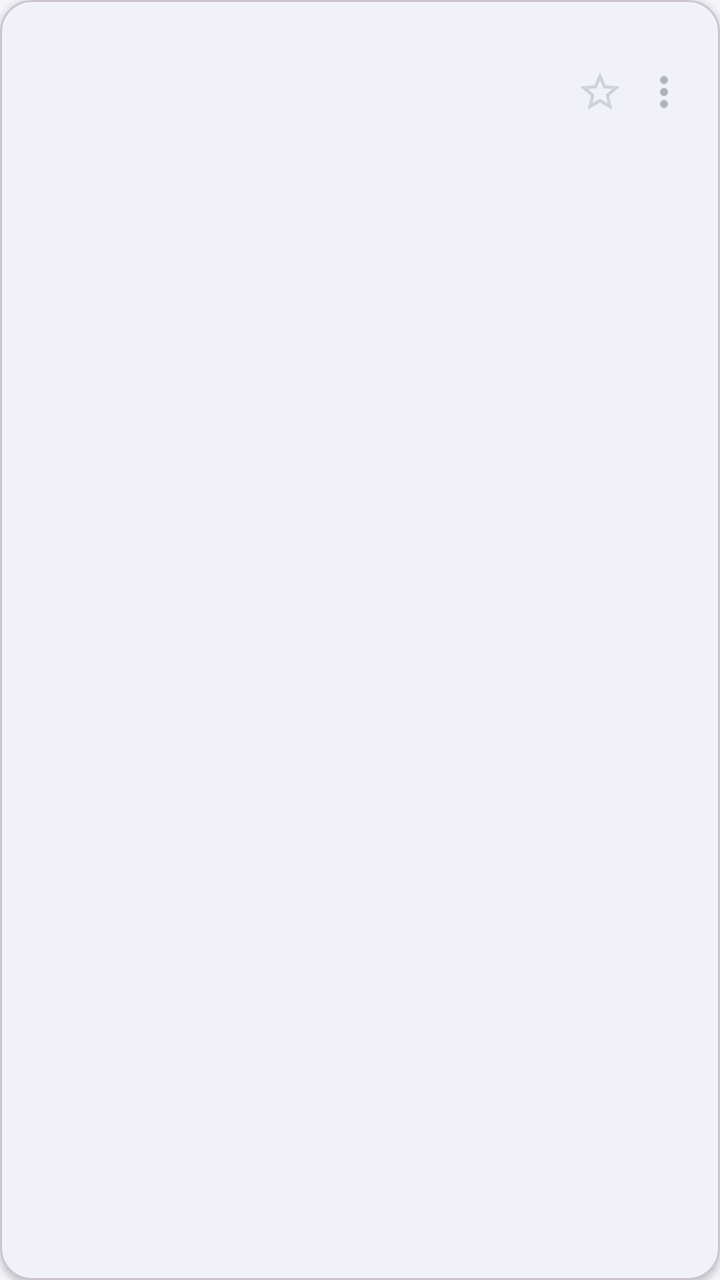
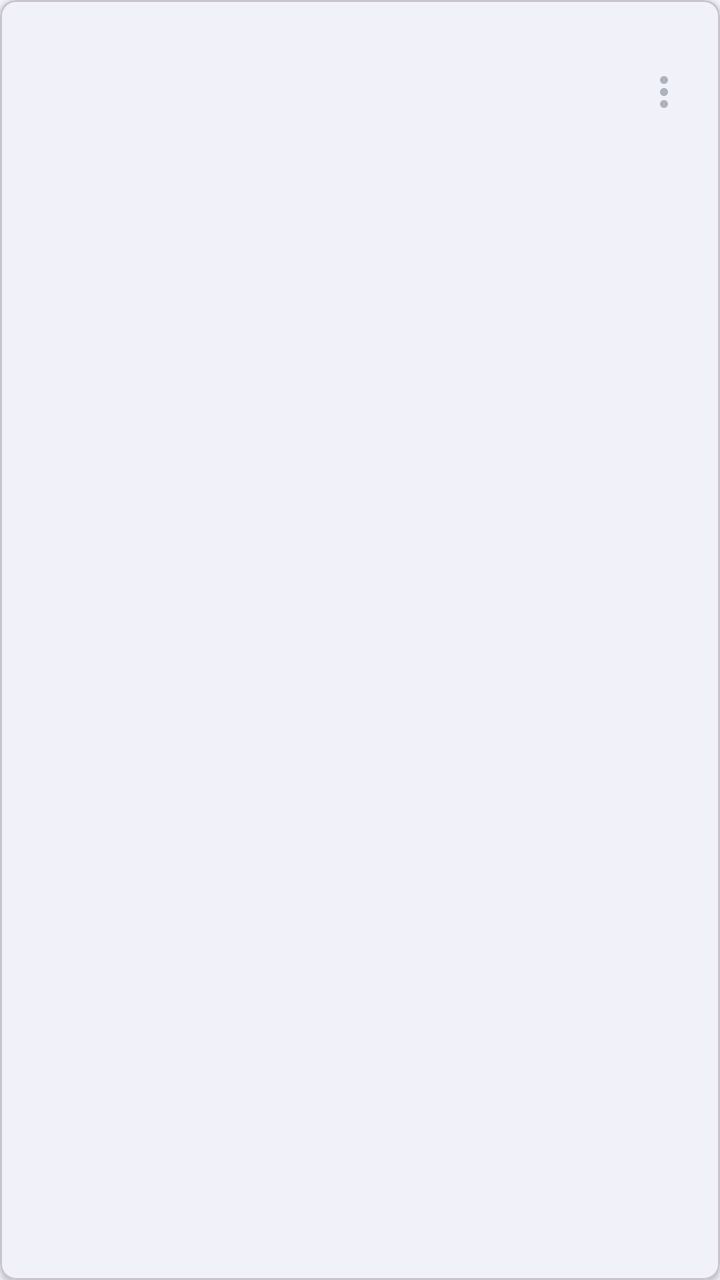

Screens rendered from an Android XML layout before and after an edit, with the pre-edit source and the edit as a unified diff.
<!-- AndroidManifest.xml: application theme Theme.SmartDocs -->
<!-- res/layout/item_document.xml -->
<?xml version="1.0" encoding="utf-8"?>
<com.google.android.material.card.MaterialCardView
    xmlns:android="http://schemas.android.com/apk/res/android"
    xmlns:app="http://schemas.android.com/apk/res-auto"
    android:layout_width="match_parent"
    android:layout_height="wrap_content"
    android:layout_marginHorizontal="16dp"
    android:layout_marginVertical="5dp"
    app:cardCornerRadius="16dp"
    app:cardElevation="2dp"
    app:cardBackgroundColor="@color/surface"
    android:clickable="true"
    android:focusable="true"
    android:foreground="?attr/selectableItemBackground">

    <LinearLayout
        android:layout_width="match_parent"
        android:layout_height="wrap_content"
        android:orientation="horizontal"
        android:padding="14dp"
        android:gravity="center_vertical">

        
        <com.google.android.material.card.MaterialCardView
            android:id="@+id/cardItemIcon"
            android:layout_width="48dp"
            android:layout_height="48dp"
            android:layout_marginEnd="12dp"
            android:visibility="gone"
            app:cardBackgroundColor="@color/badge_ai_bg"
            app:cardCornerRadius="14dp"
            app:cardElevation="0dp">

            <ImageView
                android:layout_width="28dp"
                android:layout_height="28dp"
                android:layout_gravity="center"
                android:contentDescription="@string/app_name"
                android:src="@drawable/ic_edit"
                app:tint="@color/primary" />

        </com.google.android.material.card.MaterialCardView>

        
        <LinearLayout
            android:layout_width="0dp"
            android:layout_height="wrap_content"
            android:layout_weight="1"
            android:orientation="vertical">

            
            <TextView
                android:id="@+id/txtItemTitle"
                android:layout_width="match_parent"
                android:layout_height="wrap_content"
                android:layout_marginBottom="3dp"
                android:ellipsize="end"
                android:maxLines="1"
                android:textColor="@color/text_primary"
                android:textSize="15sp"
                android:textStyle="bold" />

            
            <TextView
                android:id="@+id/txtItemOcrPreview"
                android:layout_width="match_parent"
                android:layout_height="wrap_content"
                android:layout_marginBottom="6dp"
                android:ellipsize="end"
                android:maxLines="2"
                android:textColor="@color/text_secondary"
                android:textSize="12sp" />

            
            <LinearLayout
                android:layout_width="wrap_content"
                android:layout_height="wrap_content"
                android:layout_marginBottom="4dp"
                android:orientation="horizontal">

                
                <com.google.android.material.chip.Chip
                    android:id="@+id/chipAi"
                    android:layout_width="wrap_content"
                    android:layout_height="24dp"
                    android:text="AI"
                    android:textColor="@color/badge_ai_text"
                    android:textSize="10sp"
                    android:visibility="gone"
                    app:chipBackgroundColor="@color/badge_ai_bg"
                    app:chipMinHeight="24dp"
                    app:chipStrokeWidth="0dp"
                    app:ensureMinTouchTargetSize="false" />

            </LinearLayout>

            
            <TextView
                android:id="@+id/txtItemDate"
                android:layout_width="match_parent"
                android:layout_height="wrap_content"
                android:textColor="@color/text_hint"
                android:textSize="11sp" />

        </LinearLayout>

        <ImageView
            android:id="@+id/imgStar"
            android:layout_width="28dp"
            android:layout_height="28dp"
            android:src="@drawable/ic_star_off"
            android:alpha="0.4"
            android:layout_marginStart="8dp"
            android:padding="2dp"
            android:clickable="true"
            android:focusable="true"
            android:background="?attr/selectableItemBackgroundBorderless"
            android:contentDescription="Yêu thích" />

        
        <ImageView
            android:id="@+id/imgMenu"
            android:layout_width="28dp"
            android:layout_height="28dp"
            android:src="@drawable/ic_more_vert"
            android:alpha="0.5"
            android:padding="2dp"
            android:clickable="true"
            android:focusable="true"
            android:background="?attr/selectableItemBackgroundBorderless"
            android:layout_marginStart="4dp"
            android:contentDescription="Tùy chọn khác" />

    </LinearLayout>

</com.google.android.material.card.MaterialCardView>
<!-- resources referenced by this layout -->
<resources>
  <color name="badge_ai_bg">#E8EAF6</color>
  <color name="badge_ai_text">#3F51B5</color>
  <color name="primary">#3F51B5</color>
  <color name="surface">#FFFFFF</color>
  <color name="text_hint">#9CA3AF</color>
  <color name="text_primary">#1A1A2E</color>
  <color name="text_secondary">#6B7280</color>
  <!-- drawable ic_edit (drawable) -->
  <?xml version="1.0" encoding="utf-8"?>
  <vector xmlns:android="http://schemas.android.com/apk/res/android"
      android:width="24dp"
      android:height="24dp"
      android:viewportWidth="24"
      android:viewportHeight="24">
      <path
          android:fillColor="#0D6EDF"
          android:pathData="M3,17.25V21h3.75L17.81,9.94l-3.75,-3.75L3,17.25zM20.71,7.04c0.39,-0.39 0.39,-1.02 0,-1.41l-2.34,-2.34c-0.39,-0.39 -1.02,-0.39 -1.41,0l-1.83,1.83 3.75,3.75 1.83,-1.83z" />
  </vector>
  <!-- drawable ic_more_vert (drawable) -->
  <?xml version="1.0" encoding="utf-8"?>
  <vector xmlns:android="http://schemas.android.com/apk/res/android"
      android:width="24dp"
      android:height="24dp"
      android:viewportWidth="24"
      android:viewportHeight="24">
      <path
          android:fillColor="#6B7280"
          android:pathData="M12,8c1.1,0 2,-0.9 2,-2s-0.9,-2 -2,-2 -2,0.9 -2,2 0.9,2 2,2zM12,10c-1.1,0 -2,0.9 -2,2s0.9,2 2,2 2,-0.9 2,-2 -0.9,-2 -2,-2zM12,16c-1.1,0 -2,0.9 -2,2s0.9,2 2,2 2,-0.9 2,-2 -0.9,-2 -2,-2z" />
  </vector>
  <!-- drawable ic_star_off (drawable) -->
  <?xml version="1.0" encoding="utf-8"?>
  <vector xmlns:android="http://schemas.android.com/apk/res/android"
      android:width="24dp"
      android:height="24dp"
      android:viewportWidth="24"
      android:viewportHeight="24">
      <path
          android:fillColor="#9CA3AF"
          android:pathData="M22,9.24l-7.19,-0.62L12,2 9.19,8.63 2,9.24l5.46,4.73L5.82,21 12,17.27 18.18,21l-1.63,-7.03L22,9.24zM12,15.4l-3.76,2.27 1,-4.28 -3.32,-2.88 4.38,-0.38L12,6.1l1.71,4.04 4.38,0.38 -3.32,2.88 1,4.28L12,15.4z" />
  </vector>
  <string name="app_name">SmartDocs</string>
  <style name="Theme.SmartDocs" parent="Base.Theme.SmartDocs" />
  <style name="Base.Theme.SmartDocs" parent="Theme.Material3.DayNight.NoActionBar">
          
          <item name="colorPrimary">@color/primary</item>
          <item name="colorPrimaryVariant">@color/primary_dark</item>
          <item name="colorSecondary">@color/accent_green</item>
          <item name="colorSecondaryVariant">@color/accent_green_dark</item>
          
          <item name="colorOnPrimary">@color/white</item>
          
          <item name="android:statusBarColor">@color/primary_dark</item>
          
          <item name="android:colorBackground">@color/background</item>
          
          <item name="colorSurface">@color/surface</item>
          <item name="colorOnSurface">@color/text_primary</item>
          <item name="colorOutline">@color/divider</item>
          
          <item name="android:windowAnimationStyle">@style/AppActivityAnimation</item>
      </style>
  <color name="primary_dark">#303F9F</color>
  <color name="accent_green">#43A047</color>
  <color name="accent_green_dark">#2E7D32</color>
  <color name="white">#FFFFFFFF</color>
  <color name="background">#F4F6FB</color>
  <color name="divider">#E5E7EB</color>
  <style name="AppActivityAnimation" parent="@android:style/Animation.Activity">
          <item name="android:activityOpenEnterAnimation">@anim/slide_in_right</item>
          <item name="android:activityOpenExitAnimation">@anim/slide_out_left</item>
          <item name="android:activityCloseEnterAnimation">@anim/slide_in_left</item>
          <item name="android:activityCloseExitAnimation">@anim/slide_out_right</item>
      </style>
</resources>

<!-- the commit's change to res/layout/item_document.xml (unified diff, before → after) -->
@@ -6,7 +6,7 @@
     android:layout_height="wrap_content"
     android:layout_marginHorizontal="16dp"
     android:layout_marginVertical="5dp"
-    app:cardCornerRadius="16dp"
+    app:cardCornerRadius="8dp"
     app:cardElevation="2dp"
     app:cardBackgroundColor="@color/surface"
     android:clickable="true"
@@ -28,7 +28,7 @@
             android:layout_marginEnd="12dp"
             android:visibility="gone"
             app:cardBackgroundColor="@color/badge_ai_bg"
-            app:cardCornerRadius="14dp"
+            app:cardCornerRadius="8dp"
             app:cardElevation="0dp">
 
             <ImageView
@@ -103,20 +103,6 @@
                 android:textSize="11sp" />
 
         </LinearLayout>
-
-        <ImageView
-            android:id="@+id/imgStar"
-            android:layout_width="28dp"
-            android:layout_height="28dp"
-            android:src="@drawable/ic_star_off"
-            android:alpha="0.4"
-            android:layout_marginStart="8dp"
-            android:padding="2dp"
-            android:clickable="true"
-            android:focusable="true"
-            android:background="?attr/selectableItemBackgroundBorderless"
-            android:contentDescription="Yêu thích" />
-
         
         <ImageView
             android:id="@+id/imgMenu"
<!-- resource entries referenced after the edit -->
@@ -28,17 +28,6 @@
       <path
           android:fillColor="#6B7280"
           android:pathData="M12,8c1.1,0 2,-0.9 2,-2s-0.9,-2 -2,-2 -2,0.9 -2,2 0.9,2 2,2zM12,10c-1.1,0 -2,0.9 -2,2s0.9,2 2,2 2,-0.9 2,-2 -0.9,-2 -2,-2zM12,16c-1.1,0 -2,0.9 -2,2s0.9,2 2,2 2,-0.9 2,-2 -0.9,-2 -2,-2z" />
-  </vector>
-  <!-- drawable ic_star_off (drawable) -->
-  <?xml version="1.0" encoding="utf-8"?>
-  <vector xmlns:android="http://schemas.android.com/apk/res/android"
-      android:width="24dp"
-      android:height="24dp"
-      android:viewportWidth="24"
-      android:viewportHeight="24">
-      <path
-          android:fillColor="#9CA3AF"
-          android:pathData="M22,9.24l-7.19,-0.62L12,2 9.19,8.63 2,9.24l5.46,4.73L5.82,21 12,17.27 18.18,21l-1.63,-7.03L22,9.24zM12,15.4l-3.76,2.27 1,-4.28 -3.32,-2.88 4.38,-0.38L12,6.1l1.71,4.04 4.38,0.38 -3.32,2.88 1,4.28L12,15.4z" />
   </vector>
   <string name="app_name">SmartDocs</string>
   <style name="Theme.SmartDocs" parent="Base.Theme.SmartDocs" />
